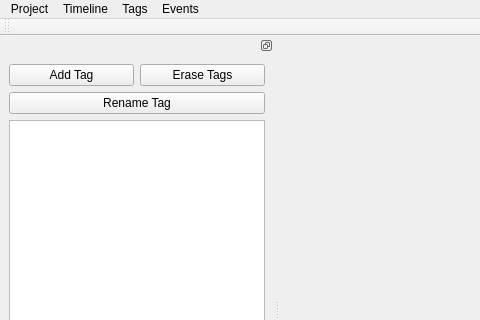
Qt form TimelineArchitect/mainwindow.ui (GrzegorzDomaradzki/TimelineArchitect) before a commit; both pictures show x 0 to 480 and y 0 to 320 of the 919 by 604 pixel window.
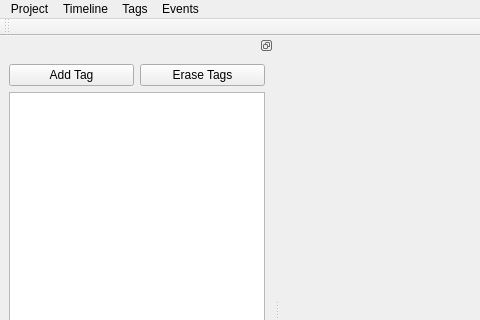
The same form after that commit.

Diff of the .ui file:
```diff
--- a/TimelineArchitect/mainwindow.ui
+++ b/TimelineArchitect/mainwindow.ui
@@ -105,13 +105,6 @@
              </item>
             </layout>
            </item>
-           <item>
-            <widget class="QPushButton" name="pushButton_3">
-             <property name="text">
-              <string>Rename Tag</string>
-             </property>
-            </widget>
-           </item>
           </layout>
          </item>
          <item>
```
Left out of the diff: 2 changed lines with no effect on the pictures.
